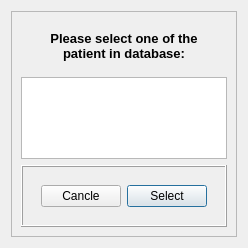
This is package/patients/gui_select_patient.ui in ljengic/BLE_desktop_application as Qt 5 draws it before an edit. The edited form follows.
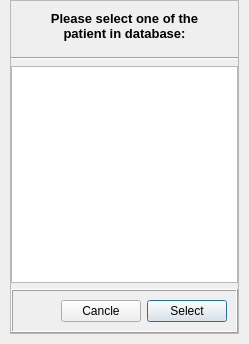
This is the edited form.

What changed in the file:
```diff
--- a/package/patients/gui_select_patient.ui
+++ b/package/patients/gui_select_patient.ui
@@ -6,8 +6,8 @@
    <rect>
     <x>0</x>
     <y>0</y>
-    <width>240</width>
-    <height>248</height>
+    <width>249</width>
+    <height>344</height>
    </rect>
   </property>
   <property name="minimumSize">
@@ -20,6 +20,21 @@
    <string>Form</string>
   </property>
   <layout class="QGridLayout" name="gridLayout">
+   <property name="leftMargin">
+    <number>10</number>
+   </property>
+   <property name="topMargin">
+    <number>0</number>
+   </property>
+   <property name="rightMargin">
+    <number>10</number>
+   </property>
+   <property name="bottomMargin">
+    <number>10</number>
+   </property>
+   <property name="horizontalSpacing">
+    <number>15</number>
+   </property>
    <item row="0" column="0">
     <widget class="QFrame" name="frame">
      <property name="frameShape">
@@ -29,6 +44,18 @@
       <enum>QFrame::Raised</enum>
      </property>
      <layout class="QVBoxLayout" name="verticalLayout">
+      <property name="leftMargin">
+       <number>0</number>
+      </property>
+      <property name="topMargin">
+       <number>0</number>
+      </property>
+      <property name="rightMargin">
+       <number>0</number>
+      </property>
+      <property name="bottomMargin">
+       <number>0</number>
+      </property>
       <item>
        <widget class="QLabel" name="label">
         <property name="minimumSize">
@@ -59,6 +86,13 @@
         </property>
        </widget>
       </item>
+      <item>
+       <widget class="Line" name="line">
+        <property name="orientation">
+         <enum>Qt::Horizontal</enum>
+        </property>
+       </widget>
+      </item>
       <item>
        <widget class="QListWidget" name="listWidget"/>
       </item>
@@ -71,6 +105,21 @@
          <enum>QFrame::Raised</enum>
         </property>
         <layout class="QHBoxLayout" name="horizontalLayout_2">
+         <property name="spacing">
+          <number>6</number>
+         </property>
+         <property name="leftMargin">
+          <number>0</number>
+         </property>
+         <property name="topMargin">
+          <number>0</number>
+         </property>
+         <property name="rightMargin">
+          <number>0</number>
+         </property>
+         <property name="bottomMargin">
+          <number>0</number>
+         </property>
          <item>
           <spacer name="horizontalSpacer">
            <property name="orientation">
```
